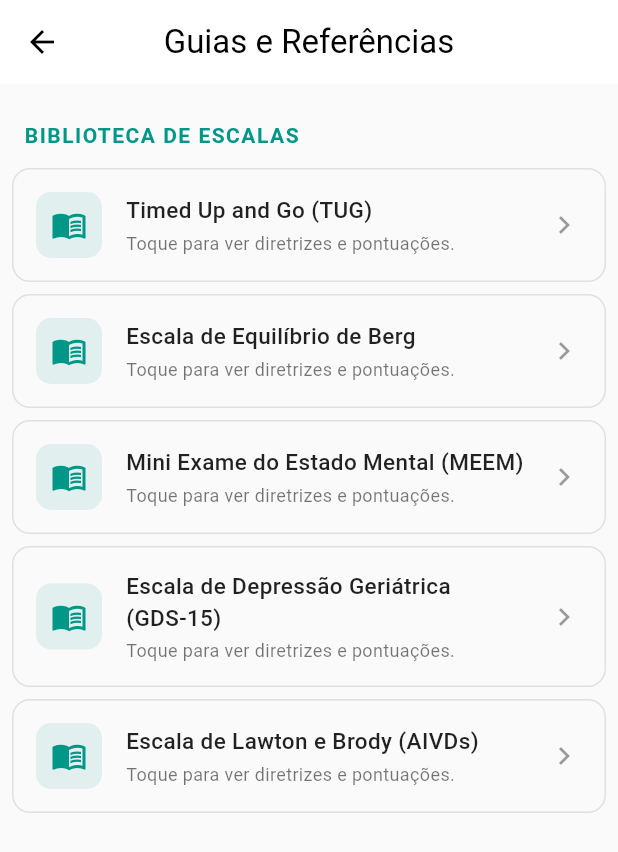
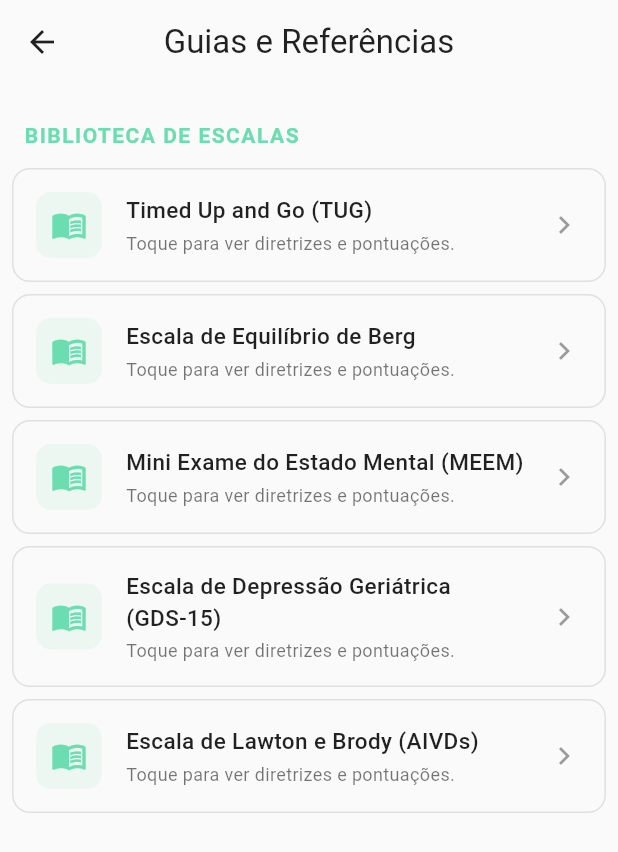
Before and after one commit to lucas-livas/Guia_AGA_de_Bolso-, a Flutter app: the screen it shows after launch, after a tap on "GUIAS & REFERÊNCIAS", on a phone screen of 412 x 824 dp. Shown: the top 852 px of the screen. Run offline on Flutter 3.47's test engine with Material 3 defaults, Android fonts, the phone set to English and light mode, and no system bars; our stand-ins replace fl_chart, google_mobile_ads, pdf, printing, sqflite; accounts and stored records are empty.

Commit message:
Modificada a forma na qual o appbar se comporta com relação ao tema de cores e as referências agora possuem uma pasta dentro da pasta screens, evitando que esta se tornassem telas soltas.

```diff
--- a/lib/data/reference_data.dart
+++ b/lib/data/reference_data.dart
@@ -67,7 +67,7 @@ const referenceData = {
 'Mini Exame do Estado Mental (MEEM)': ReferenceInfo(
     objective: 'Realizar um rastreio rápido e quantitativo do estado cognitivo do paciente, avaliando funções como orientação, memória, atenção, cálculo, linguagem e praxia construtiva. É uma ferramenta de rastreio, não de diagnóstico.',
     instructions: 'O exame consiste em 11 tarefas administradas verbalmente pelo avaliador, com duração de 5 a 10 minutos. As tarefas e suas pontuações máximas são:\n\n'
-                  '1. **Orientação Temporal (5 pts):** O fisioterapeuta deve perguntar ao paciente em que ano, estação, mês, dia da semana e dia do mês, estamos.\n'
+                  **'1. **Orientação Temporal (5 pts):** O fisioterapeuta deve perguntar ao paciente em que ano, estação, mês, dia da semana e em que data estamos.\n'**
                   '2. **Orientação Espacial (5 pts):** O fisioterapeuta deve perguntar ao paciente em que País, estado, cidade, local e andar, estamos.\n'
                   '3. **Registro (3 pts):** Repetir 3 palavras (ex: "carro, vaso, tijolo").\n'
                   '4. **Atenção e Cálculo (5 pts):** Subtrair 7 de 100 (5x) ou soletrar "MUNDO" ao contrário.\n'
@@ -77,7 +77,7 @@ const referenceData = {
                   '8. **Linguagem - Comando (3 pts):** Seguir um comando verbal de 3 estágios (exemplo "Pegue o papel com a mão direita, dobre no meio e bote o no chão").\n'
                   '9. **Linguagem - Leitura (1 pt):** O paciente deve, através de um papel ou tela, ler e obedecer a frase "FECHE OS OLHOS".\n'
                   '10. **Linguagem - Escrita (1 pt):** Escrever uma frase completa (A frase deve ter sentido lógico).\n'
-                  '11. **Praxia Construtiva (1 pt):** Copiar o desenho de dois pentágonos sobrepostos (se as figuras não teverem 5 (cinco) lados o ponto não será contado, seu os pntagonos não se sobreporem o ponto não será contado.)\n',
+                  '11. **Praxia Construtiva (1 pt):** Copiar o desenho de dois pentágonos sobrepostos (se as figuras não tiverem 5 (cinco) lados o ponto não será contado, seu os pentágonos não se sobreporem o ponto não será contado.)\n',
     scoring: 'A pontuação total máxima é de 30 pontos. A interpretação do resultado final depende crucialmente do nível de escolaridade do paciente.\n\n'
              '**Pontos de Corte Sugeridos para a População Brasileira:**\n'
              '• **Analfabetos:** Escore ≤ 13 sugere declínio cognitivo.\n'
--- a/lib/screens/1_Home/Home/home_screen.dart
+++ b/lib/screens/1_Home/Home/home_screen.dart
@@ -15,7 +15,7 @@ import 'package:guia_aga_de_bolso/screens/1_Home/Funcional/functional_submenu_sc
 import 'package:guia_aga_de_bolso/screens/1_Home/Mental/mental_submenu_screen.dart';
 import 'package:guia_aga_de_bolso/screens/1_Home/Clinico/clinical_conditions_submenu_screen.dart';
 import 'package:guia_aga_de_bolso/screens/1_Home/Func_e_Suporte_Social/social_support_submenu_screen.dart';
-import 'package:guia_aga_de_bolso/screens/reference_list_screen.dart';
+import 'package:guia_aga_de_bolso/screens/1_Home/Referencias/reference_list_screen.dart';
 
 // --- Modelo de Dados de Navegação ---
 class NavItem {
--- a/lib/screens/reference_list_screen.dart
+++ b/lib/screens/1_Home/Referencias/reference_list_screen.dart
@@ -3,7 +3,7 @@ import 'package:guia_aga_de_bolso/widgets/assessment_widgets.dart';
 
 // Importações de dados e telas
 import 'package:guia_aga_de_bolso/data/reference_data.dart';
-import 'package:guia_aga_de_bolso/screens/reference_detail_screen.dart';
+import 'package:guia_aga_de_bolso/screens/1_Home/Referencias/reference_detail_screen.dart';
 
 class ReferenceListScreen extends StatelessWidget {
   const ReferenceListScreen({super.key});
@@ -12,39 +12,45 @@ class ReferenceListScreen extends StatelessWidget {
   Widget build(BuildContext context) {
     final testNames = referenceData.keys.toList();
 
-    // Cor temática: Teal (para combinar com o botão "Guias" da Home)
-    const Color themeColor = Color(0xFF009688);
+    // 1. Extrai a cor do gradiente de GUIAS para manter a consistência visual
+    final Gradient gradient = AssessmentGradients.guides;
+    final Color themeColor = (gradient is LinearGradient)
+        ? gradient.colors.last
+        : AssessmentColors.primaryBlue;
 
     return Scaffold(
+      // 2. Padroniza o fundo da tela
+      backgroundColor: AssessmentColors.backgroundLight,
+
       appBar: AppBar(
         title: const Text('Guias e Referências'),
-        backgroundColor: Colors.white,
-        foregroundColor: Colors.black, // Contraste na AppBar branca
+        centerTitle: true,
+        // 3. Usa as cores globais de fundo e texto para o AppBar
+        backgroundColor: AssessmentColors.backgroundLight,
+        foregroundColor: AssessmentColors.textPrimary,
         elevation: 0,
-        centerTitle: true,
       ),
-      backgroundColor: AssessmentColors.backgroundLight,
+
       body: ListView.builder(
         padding: const EdgeInsets.only(bottom: 20),
-        // Adicionamos +1 ao itemCount para incluir o título da seção
         itemCount: testNames.length + 1,
         itemBuilder: (context, index) {
 
-          // Item 0 é o Título da Seção
           if (index == 0) {
-            return const AssessmentSubmenuTitle(
+            return AssessmentSubmenuTitle(
               title: 'BIBLIOTECA DE ESCALAS',
+              // 4. Aplica a cor dinâmica no título da seção
               color: themeColor,
             );
           }
 
-          // Ajustamos o índice para pegar o item correto da lista (index - 1)
           final testName = testNames[index - 1];
 
           return AssessmentSubmenuItem(
-            icon: Icons.menu_book_outlined, // Ícone genérico de livro/guia
+            icon: Icons.menu_book_outlined,
             title: testName,
             subtitle: 'Toque para ver diretrizes e pontuações.',
+            // 5. Aplica a cor dinâmica nos ícones da lista
             iconColor: themeColor,
             onTap: () {
               Navigator.push(
```
Also changed, not shown: lib/screens/1_Home/Referencias/reference_detail_screen.dart (renamed from lib/screens/reference_detail_screen.dart), 1 other file.
